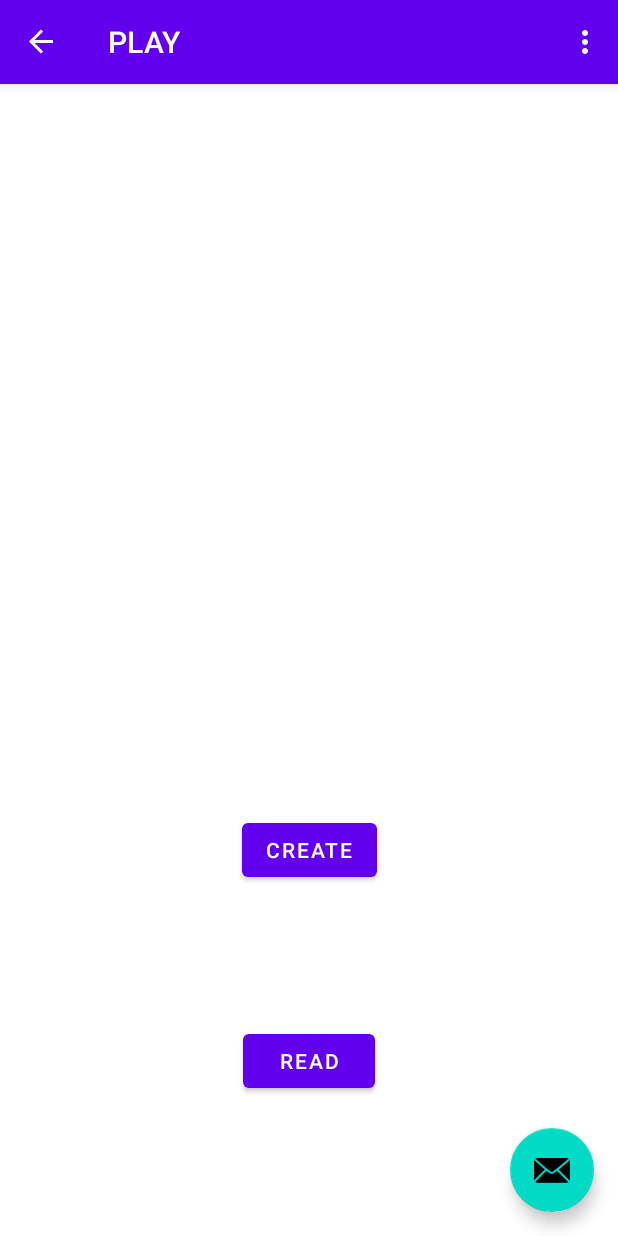
After one commit to gzimpfer90/Project5236, an Android app: the PlayCRUDFragment screen opened through its navigation route, on a phone screen of 412 x 824 dp. The commit adds this screen. Run offline under Robolectric (Android 15) with nearby library versions, the phone set to English and light mode, and no system bars; our stand-ins replace Firebase (no records; nobody signed in at launch, a user with empty details on screens opened directly), navigation-ui.

Commit message:
Adds Create and Read buttons

```diff
--- a/app/build.gradle
+++ b/app/build.gradle
@@ -29,7 +29,7 @@ android {
     buildFeatures {
         viewBinding true
     }
-    compileSdkVersion 30
+    compileSdkVersion 31
     buildToolsVersion '32.0.0'
 }
 
--- a/app/src/main/java/com/example/project5236/HomeFragment.java
+++ b/app/src/main/java/com/example/project5236/HomeFragment.java
@@ -30,6 +30,14 @@ public class HomeFragment extends Fragment {
 
     public void onViewCreated(@NonNull View view, Bundle savedInstanceState) {
         super.onViewCreated(view, savedInstanceState);
+
+        binding.playButton.setOnClickListener(new View.OnClickListener() {
+            @Override
+            public void onClick(View view) {
+                NavHostFragment.findNavController(HomeFragment.this)
+                        .navigate(R.id.action_FirstFragment_to_PlayCRUDFragment);
+            }
+        });
 
         binding.levelSelectButton.setOnClickListener(new View.OnClickListener() {
             @Override
--- /dev/null
+++ b/app/src/main/java/com/example/project5236/PlayCRUDFragment.java
@@ -0,0 +1,94 @@
+package com.example.project5236;
+
+import android.os.Bundle;
+import android.provider.ContactsContract;
+import android.util.Log;
+import android.view.LayoutInflater;
+import android.view.View;
+import android.view.ViewGroup;
+
+import androidx.annotation.NonNull;
+import androidx.fragment.app.Fragment;
+import androidx.navigation.fragment.NavHostFragment;
+
+import com.example.project5236.databinding.FragmentPlayCrudBinding;
+import com.google.android.gms.tasks.Task;
+import com.google.firebase.database.DataSnapshot;
+import com.google.firebase.database.DatabaseError;
+import com.google.firebase.database.DatabaseReference;
+import com.google.firebase.database.FirebaseDatabase;
+import com.google.firebase.database.ValueEventListener;
+
+import java.util.HashMap;
+import java.util.Map;
+import java.util.logging.Level;
+
+public class PlayCRUDFragment extends Fragment {
+
+    private static final String TAG = "READ: ";
+    private String nextName;
+    private int nextLevelVal;
+    private String readList;
+    private FragmentPlayCrudBinding binding;
+    FirebaseDatabase rootNode;
+    DatabaseReference levelsReference;
+    DatabaseReference nextReference;
+    @Override
+    public View onCreateView(
+            @NonNull LayoutInflater inflater, ViewGroup container,
+            Bundle savedInstanceState
+    ) {
+        binding = FragmentPlayCrudBinding.inflate(inflater, container, false);
+        return binding.getRoot();
+    }
+
+    public void onViewCreated(@NonNull View view, Bundle savedInstanceState) {
+        super.onViewCreated(view, savedInstanceState);
+
+        binding.buttonCreate.setOnClickListener(new View.OnClickListener() {
+            @Override
+            public void onClick(View view) {
+                rootNode = FirebaseDatabase.getInstance();
+                levelsReference = rootNode.getReference("Levels");
+                nextReference = rootNode.getReference("NextLevel");
+
+                nextReference.addListenerForSingleValueEvent(new ValueEventListener() {
+                    @Override
+                    public void onDataChange(@NonNull DataSnapshot snapshot) {
+                        nextName = "Level" + snapshot.getValue().toString();
+                        nextLevelVal = Integer.parseInt(snapshot.getValue().toString());
+                        LevelHelperClass nextLevelHelper = new LevelHelperClass( 0, 0);
+                        nextReference.setValue(nextLevelVal + 1);
+                        levelsReference.child(nextName).setValue(nextLevelHelper);
+                    }
+
+                    @Override
+                    public void onCancelled(@NonNull DatabaseError error) {
+
+                    }
+                });
+            }
+        });
+
+        binding.buttonRead.setOnClickListener(new View.OnClickListener() {
+            @Override
+            public void onClick(View view) {
+                rootNode = FirebaseDatabase.getInstance();
+                levelsReference = rootNode.getReference("Levels");
+                nextReference = rootNode.getReference("NextLevel");
+                levelsReference.addListenerForSingleValueEvent(new ValueEventListener() {
+                    @Override
+                    public void onDataChange(@NonNull DataSnapshot snapshot) {
+                        readList = snapshot.getValue().toString();
+                        Log.d(TAG, readList);
+                    }
+
+                    @Override
+                    public void onCancelled(@NonNull DatabaseError error) {
+
+                    }
+                });
+            }
+        });
+    }
+}
--- /dev/null
+++ b/app/src/main/res/layout/fragment_play_crud.xml
@@ -0,0 +1,38 @@
+<?xml version="1.0" encoding="utf-8"?>
+<androidx.constraintlayout.widget.ConstraintLayout xmlns:android="http://schemas.android.com/apk/res/android"
+    xmlns:app="http://schemas.android.com/apk/res-auto"
+    xmlns:tools="http://schemas.android.com/tools"
+    android:layout_width="match_parent"
+    android:layout_height="match_parent"
+    tools:context=".PlayCRUDFragment">
+
+    <TextView
+        android:id="@+id/textview_play_crud"
+        android:layout_width="wrap_content"
+        android:layout_height="wrap_content"
+        app:layout_constraintBottom_toTopOf="@id/button_create"
+        app:layout_constraintEnd_toEndOf="parent"
+        app:layout_constraintStart_toStartOf="parent"
+        app:layout_constraintTop_toTopOf="parent" />
+
+    <Button
+        android:id="@+id/button_create"
+        android:layout_width="wrap_content"
+        android:layout_height="wrap_content"
+        android:text="@string/create"
+        app:layout_constraintBottom_toBottomOf="parent"
+        app:layout_constraintEnd_toEndOf="parent"
+        app:layout_constraintStart_toStartOf="parent"
+        app:layout_constraintTop_toBottomOf="@id/textview_play_crud"/>
+
+    <Button
+        android:id="@+id/button_read"
+        android:layout_width="wrap_content"
+        android:layout_height="wrap_content"
+        android:text="@string/read"
+        app:layout_constraintBottom_toBottomOf="parent"
+        app:layout_constraintEnd_toEndOf="parent"
+        app:layout_constraintStart_toStartOf="parent"
+        app:layout_constraintTop_toBottomOf="@id/button_create"/>
+
+</androidx.constraintlayout.widget.ConstraintLayout>
--- a/app/src/main/res/navigation/nav_graph.xml
+++ b/app/src/main/res/navigation/nav_graph.xml
@@ -11,6 +11,9 @@
         android:label="@string/home_label"
         tools:layout="@layout/fragment_first">
 
+        <action
+            android:id="@+id/action_FirstFragment_to_PlayCRUDFragment"
+            app:destination="@+id/PlayCRUDFragment" />
         <action
             android:id="@+id/action_FirstFragment_to_SecondFragment"
             app:destination="@+id/LevelSelectFragment" />
@@ -51,4 +54,12 @@
             android:id="@+id/action_SettingFragment_to_FirstFragment"
             app:destination="@id/HomeFragment" />
     </fragment>
+
+    <fragment
+        android:id="@+id/PlayCRUDFragment"
+        android:name="com.example.project5236.PlayCRUDFragment"
+        android:label="@string/play"
+        tools:layout="@layout/fragment_play_crud">
+    </fragment>
+
 </navigation>
--- a/app/src/main/res/values/strings.xml
+++ b/app/src/main/res/values/strings.xml
@@ -12,6 +12,8 @@
     <string name="settings">SETTINGS</string>
 
     <string name="back">BACK</string>
+    <string name="create">CREATE</string>
+    <string name="read">READ</string>
     <!-- TODO: Remove or change this placeholder text -->
     <string name="hello_blank_fragment">Hello blank fragment</string>
 
```
Also changed, not shown: app/src/main/java/com/example/project5236/LevelHelperClass.java (added, +29 -0 lines).
